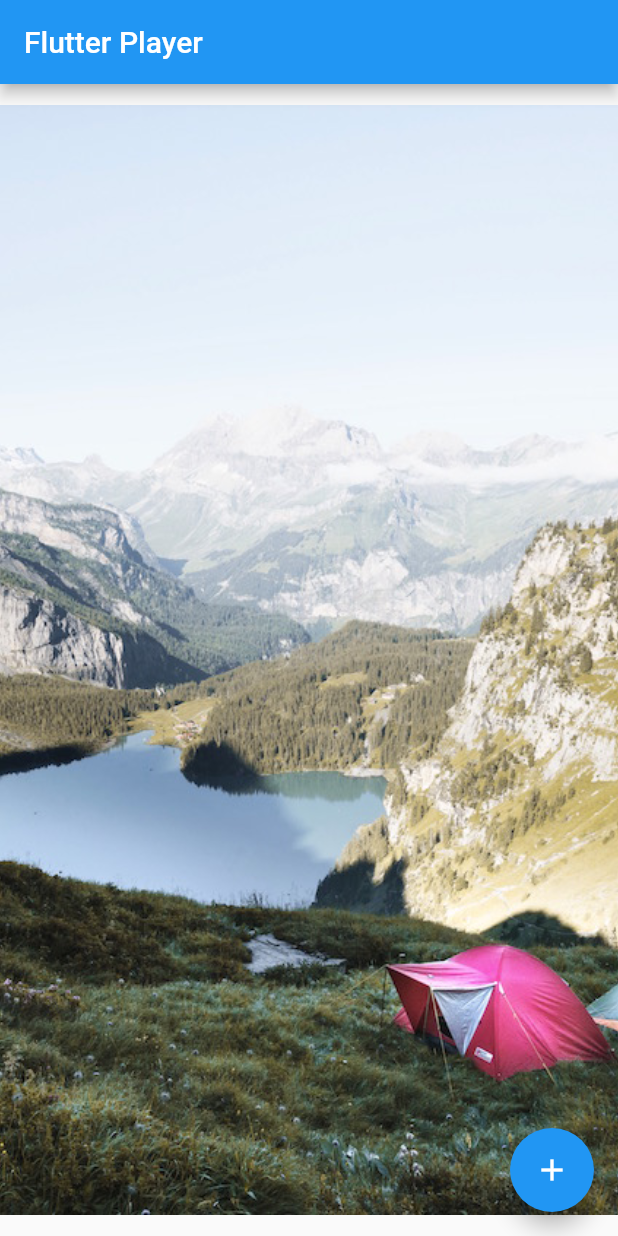
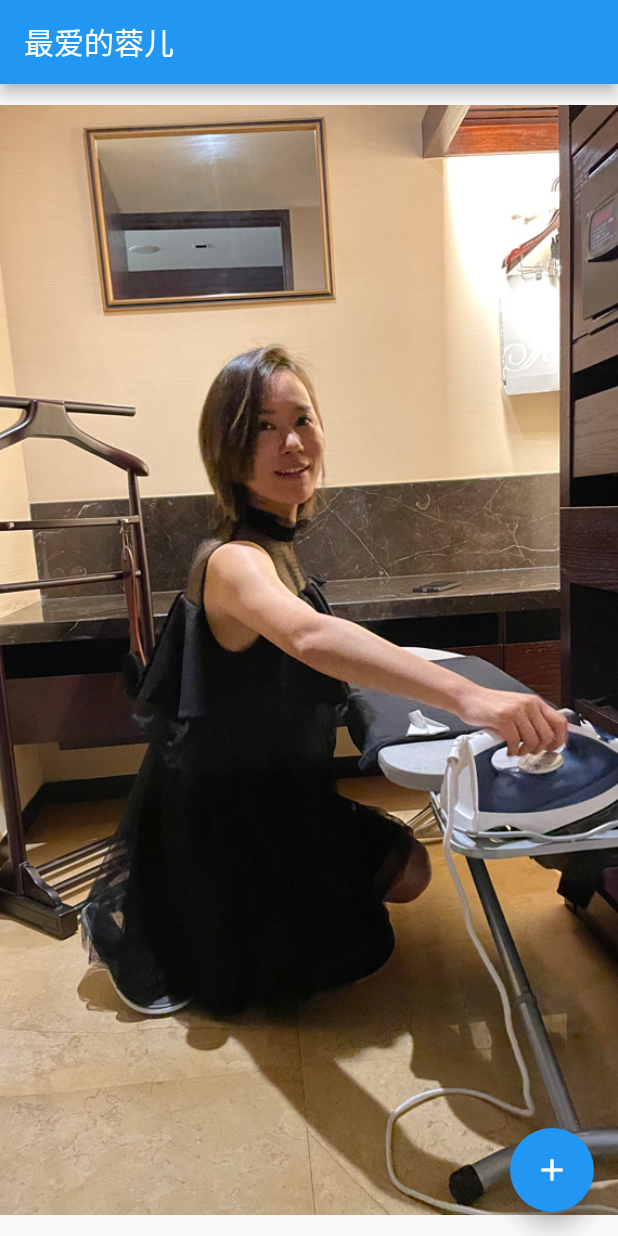
Before and after one commit to gengqifu/FlutterPlayer, a Flutter app: the screen it shows after launch, on a phone screen of 412 x 824 dp. Run offline on Flutter 3.47's test engine with Material 2 defaults, Android fonts, the phone set to English and light mode, and no system bars; our stand-ins replace audioplayers.

Commit message:
榕儿分支，替换图片

```diff
--- a/flutter_player/lib/main.dart
+++ b/flutter_player/lib/main.dart
@@ -25,7 +25,7 @@ class MyApp extends StatelessWidget {
         // is not restarted.
         primarySwatch: Colors.blue,
       ),
-      home: const MyHomePage(title: 'Flutter Player'),
+      home: const MyHomePage(title: '最爱的蓉儿'),
     );
   }
 }
@@ -110,7 +110,7 @@ class _MyHomePageState extends State<MyHomePage> {
           mainAxisAlignment: MainAxisAlignment.center,
           children: <Widget>[
             new Image.asset(
-              'images/lake.jpeg',
+              'images/rong.jpeg',
               width: 600.0,
               height: 740.0,
               fit: BoxFit.cover,
--- a/flutter_player/pubspec.yaml
+++ b/flutter_player/pubspec.yaml
@@ -65,6 +65,7 @@ flutter:
   #   - images/a_dot_ham.jpeg
   assets:
     - images/lake.jpeg
+    - images/rong.jpeg
     - assets/sounds/
 
   # An image asset can refer to one or more resolution-specific "variants", see
```
Also changed, not shown: flutter_player/images/rong.jpeg (added).
